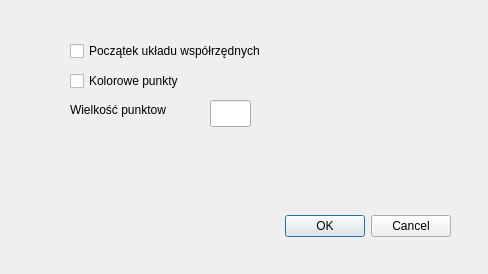
ukito-pl/RobotCarDataSet-GUI-Python, file ViewSettingWindowDesign.ui: the form before one commit.
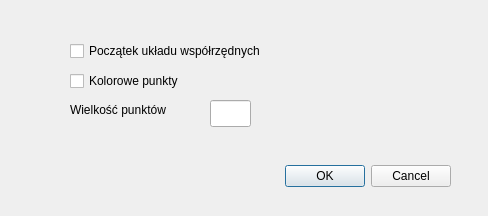
The form after the commit.

Patch:
```diff
--- a/ViewSettingWindowDesign.ui
+++ b/ViewSettingWindowDesign.ui
@@ -7,7 +7,7 @@
     <x>0</x>
     <y>0</y>
     <width>488</width>
-    <height>274</height>
+    <height>216</height>
    </rect>
   </property>
   <property name="windowTitle">
@@ -17,7 +17,7 @@
    <property name="geometry">
     <rect>
      <x>270</x>
-     <y>210</y>
+     <y>160</y>
      <width>181</width>
      <height>32</height>
     </rect>
@@ -62,7 +62,7 @@
     </rect>
    </property>
    <property name="text">
-    <string>Wielkość punktow</string>
+    <string>Wielkość punktów</string>
    </property>
   </widget>
   <widget class="QCheckBox" name="checkBoxColors">
```
Left out of the diff: 2 changed lines with no effect on the pictures.
